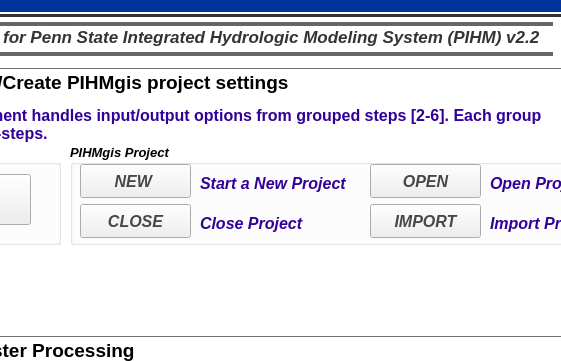
This is pihmgisdialog.ui in leonard-psu/PIHMgis as Qt 5 draws it before an edit; both pictures show x 188 to 749 and y 0 to 361 of the 839 by 614 pixel window. The edited form follows.
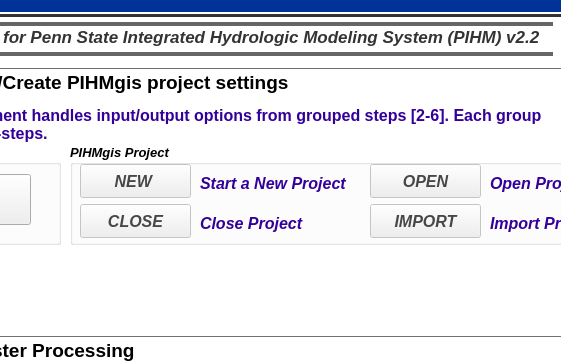
This is the edited form.

Patch:
```diff
--- a/pihmgisdialog.ui
+++ b/pihmgisdialog.ui
@@ -529,6 +529,9 @@
       <string>PIHMgis Project</string>
      </property>
      <widget class="QPushButton" name="pushButtonPIHMgisProjectNew">
+      <property name="enabled">
+       <bool>false</bool>
+      </property>
       <property name="geometry">
        <rect>
         <x>10</x>
@@ -657,6 +660,9 @@
       </property>
      </widget>
      <widget class="QPushButton" name="pushButtonPIHMgisProjectClose">
+      <property name="enabled">
+       <bool>false</bool>
+      </property>
       <property name="geometry">
        <rect>
         <x>10</x>
@@ -834,6 +840,9 @@
       </property>
      </widget>
      <widget class="QPushButton" name="pushButtonPIHMgisProjectImport">
+      <property name="enabled">
+       <bool>false</bool>
+      </property>
       <property name="geometry">
        <rect>
         <x>300</x>
@@ -962,6 +971,9 @@
       </property>
      </widget>
      <widget class="QPushButton" name="pushButtonPIHMgisProjectOpen">
+      <property name="enabled">
+       <bool>false</bool>
+      </property>
       <property name="geometry">
        <rect>
         <x>300</x>
```
Left out of the diff: 18 changed lines with no effect on the pictures.
